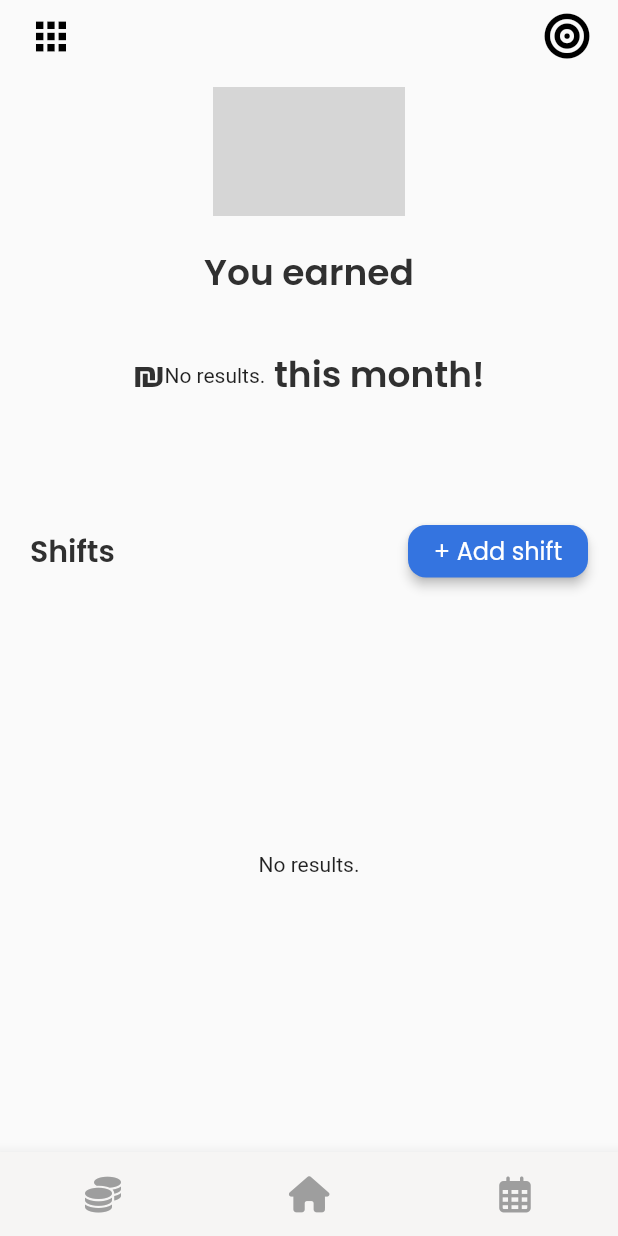
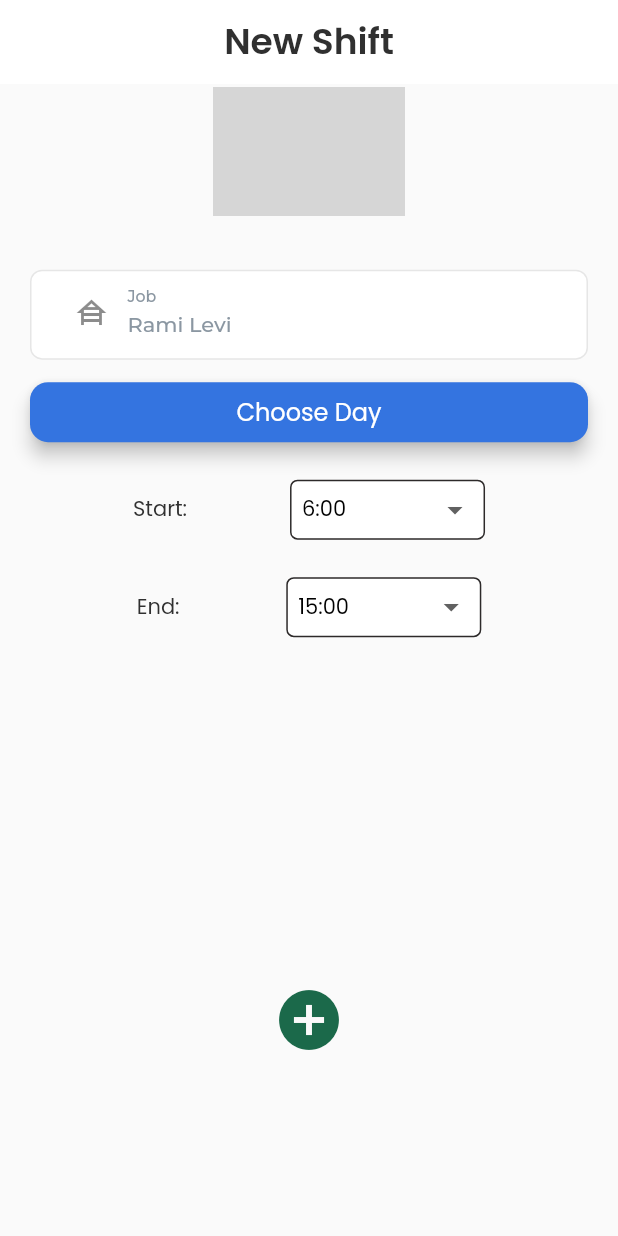
Before and after one commit to TimskiB/JobsApp, a Flutter app: the screen it shows after launch, item 2 of the bottom bar chosen, after a tap on "+ Add shift", on a phone screen of 412 x 824 dp. Run offline on Flutter 3.47's test engine with Material 2 defaults, Android fonts, the phone set to English and light mode, and no system bars; drawn by our look-alikes of auto_size_text; our stand-ins replace built_collection, built_value, cloud_firestore, firebase_core, flutter_datetime_picker, flutter_spinkit and 5 more; accounts and stored records are empty; generated files the repository leaves out were written again; network calls fail; grey boxes are pictures that could not be loaded.

Commit message:
Updating to latest FlutterFlow output.

```diff
--- /dev/null
+++ b/lib/flutter_flow/flutter_flow_drop_down_template.dart
@@ -0,0 +1,99 @@
+import 'package:flutter/material.dart';
+import 'package:flutter/scheduler.dart';
+
+class FlutterFlowDropDown extends StatefulWidget {
+  const FlutterFlowDropDown({
+    this.initialOption,
+    @required this.options,
+    @required this.onChanged,
+    this.icon,
+    this.width,
+    this.height,
+    this.fillColor,
+    this.textStyle,
+    this.elevation,
+    this.borderWidth,
+    this.borderRadius,
+    this.borderColor,
+    this.margin,
+    this.hidesUnderline = false,
+  });
+
+  final String initialOption;
+  final List<String> options;
+  final Function(String) onChanged;
+  final Widget icon;
+  final double width;
+  final double height;
+  final Color fillColor;
+  final TextStyle textStyle;
+  final double elevation;
+  final double borderWidth;
+  final double borderRadius;
+  final Color borderColor;
+  final EdgeInsetsGeometry margin;
+  final bool hidesUnderline;
+
+  @override
+  State<FlutterFlowDropDown> createState() => _FlutterFlowDropDownState();
+}
+
+class _FlutterFlowDropDownState extends State<FlutterFlowDropDown> {
+  String dropDownValue;
+  List<String> get effectiveOptions =>
+      widget.options.isEmpty ? ['[Option]'] : widget.options;
+
+  @override
+  void initState() {
+    super.initState();
+    SchedulerBinding.instance.addPostFrameCallback((timeStamp) {
+      dropDownValue = widget.initialOption ?? widget.options.first;
+      widget.onChanged(dropDownValue);
+    });
+  }
+
+  @override
+  Widget build(BuildContext context) {
+    final dropdownWidget = DropdownButton<String>(
+      value: effectiveOptions.contains(dropDownValue) ? dropDownValue : null,
+      items: effectiveOptions
+          .map((e) => DropdownMenuItem(
+                value: e,
+                child: Text(
+                  e,
+                  style: widget.textStyle,
+                ),
+              ))
+          .toList(),
+      elevation: widget.elevation.toInt(),
+      onChanged: (value) {
+        dropDownValue = value;
+        widget.onChanged(value);
+      },
+      icon: widget.icon,
+      isExpanded: true,
+      dropdownColor: widget.fillColor,
+    );
+    final childWidget = DecoratedBox(
+      decoration: BoxDecoration(
+        borderRadius: BorderRadius.circular(widget.borderRadius ?? 28),
+        border: Border.all(
+          color: widget.borderColor,
+          width: widget.borderWidth,
+        ),
+        color: widget.fillColor,
+      ),
+      child: Padding(
+        padding: widget.margin,
+        child: widget.hidesUnderline
+            ? DropdownButtonHideUnderline(child: dropdownWidget)
+            : dropdownWidget,
+      ),
+    );
+    if (widget.height != null || widget.width != null) {
+      return Container(
+          width: widget.width, height: widget.height, child: childWidget);
+    }
+    return childWidget;
+  }
+}
--- a/lib/home_page/home_page_widget.dart
+++ b/lib/home_page/home_page_widget.dart
@@ -2,10 +2,12 @@ import '../backend/backend.dart';
 import '../flutter_flow/flutter_flow_theme.dart';
 import '../flutter_flow/flutter_flow_util.dart';
 import '../flutter_flow/flutter_flow_widgets.dart';
+import '../new_shift/new_shift_widget.dart';
 import 'package:flutter/material.dart';
 import 'package:flutter_spinkit/flutter_spinkit.dart';
 import 'package:font_awesome_flutter/font_awesome_flutter.dart';
 import 'package:google_fonts/google_fonts.dart';
+import 'package:page_transition/page_transition.dart';
 
 class HomePageWidget extends StatefulWidget {
   HomePageWidget({Key key}) : super(key: key);
@@ -115,7 +117,7 @@ class _HomePageWidgetState extends State<HomePageWidget> {
                             child: SizedBox(
                               width: 50,
                               height: 50,
-                              child: SpinKitRipple(
+                              child: SpinKitWanderingCubes(
                                 color: FlutterFlowTheme.primaryColor,
                                 size: 50,
                               ),
@@ -174,8 +176,16 @@ class _HomePageWidgetState extends State<HomePageWidget> {
                     Padding(
                       padding: EdgeInsets.fromLTRB(0, 0, 10, 0),
                       child: FFButtonWidget(
-                        onPressed: () {
-                          print('Button pressed ...');
+                        onPressed: () async {
+                          await Navigator.push(
+                            context,
+                            PageTransition(
+                              type: PageTransitionType.fade,
+                              duration: Duration(milliseconds: 500),
+                              reverseDuration: Duration(milliseconds: 500),
+                              child: NewShiftWidget(),
+                            ),
+                          );
                         },
                         text: '+ Add shift',
                         options: FFButtonOptions(
@@ -211,7 +221,7 @@ class _HomePageWidgetState extends State<HomePageWidget> {
                         child: SizedBox(
                           width: 50,
                           height: 50,
-                          child: SpinKitRipple(
+                          child: SpinKitWanderingCubes(
                             color: FlutterFlowTheme.primaryColor,
                             size: 50,
                           ),
@@ -263,18 +273,19 @@ class _HomePageWidgetState extends State<HomePageWidget> {
                                         fontWeight: FontWeight.w600,
                                       ),
                                     ),
-                                    Padding(
-                                      padding: EdgeInsets.fromLTRB(0, 2, 0, 0),
-                                      child: Text(
-                                        listViewShiftsRecord.description
-                                            .toString(),
-                                        style:
-                                            FlutterFlowTheme.bodyText1.override(
-                                          fontFamily: 'Poppins',
-                                          color: Color(0xFF1B694A),
-                                          fontWeight: FontWeight.w300,
-                                        ),
-                                      ),
+                                    Row(
+                                      mainAxisSize: MainAxisSize.max,
+                                      children: [
+                                        Text(
+                                          '₪${listViewShiftsRecord.description.toString()}',
+                                          style: FlutterFlowTheme.bodyText1
+                                              .override(
+                                            fontFamily: 'Poppins',
+                                            color: Color(0xFF1B694A),
+                                            fontWeight: FontWeight.w300,
+                                          ),
+                                        )
+                                      ],
                                     ),
                                     Padding(
                                       padding: EdgeInsets.fromLTRB(0, 5, 0, 0),
--- a/lib/main.dart
+++ b/lib/main.dart
@@ -63,7 +63,7 @@ class _NavBarPageState extends State<NavBarPage> {
               color: Color(0xFF9E9E9E),
               size: 24,
             ),
-            label: 'Home',
+            label: 'Financial',
           ),
           BottomNavigationBarItem(
             icon: FaIcon(
@@ -79,13 +79,13 @@ class _NavBarPageState extends State<NavBarPage> {
               color: Color(0xFF9E9E9E),
               size: 24,
             ),
-            label: 'Home',
+            label: 'Schedule',
           )
         ],
         backgroundColor: Color(0xFFF6F5F4),
         currentIndex: tabs.keys.toList().indexOf(_currentPage),
-        selectedItemColor: Color(0xFF2D2A2A),
-        unselectedItemColor: Color(0x6B000000),
+        selectedItemColor: Color(0xFF0A0A0A),
+        unselectedItemColor: Color(0xFF2D2A2A),
         onTap: (i) => setState(() => _currentPage = tabs.keys.toList()[i]),
         showSelectedLabels: true,
         showUnselectedLabels: true,
--- /dev/null
+++ b/lib/new_shift/new_shift_widget.dart
@@ -0,0 +1,275 @@
+import '../flutter_flow/flutter_flow_drop_down_template.dart';
+import '../flutter_flow/flutter_flow_theme.dart';
+import '../flutter_flow/flutter_flow_util.dart';
+import '../flutter_flow/flutter_flow_widgets.dart';
+import 'package:flutter/material.dart';
+import 'package:flutter_datetime_picker/flutter_datetime_picker.dart';
+import 'package:flutter_spinkit/flutter_spinkit.dart';
+import 'package:google_fonts/google_fonts.dart';
+
+class NewShiftWidget extends StatefulWidget {
+  NewShiftWidget({Key key}) : super(key: key);
+
+  @override
+  _NewShiftWidgetState createState() => _NewShiftWidgetState();
+}
+
+class _NewShiftWidgetState extends State<NewShiftWidget> {
+  DateTime datePicked = DateTime.now();
+  TextEditingController textController;
+  String dropDownValue1;
+  String dropDownValue2;
+  final scaffoldKey = GlobalKey<ScaffoldState>();
+
+  @override
+  void initState() {
+    super.initState();
+    textController = TextEditingController(text: 'Rami Levi');
+  }
+
+  @override
+  Widget build(BuildContext context) {
+    return Scaffold(
+      key: scaffoldKey,
+      appBar: AppBar(
+        backgroundColor: FlutterFlowTheme.tertiaryColor,
+        automaticallyImplyLeading: true,
+        title: Text(
+          'New Shift',
+          style: FlutterFlowTheme.title1.override(
+            fontFamily: 'Poppins',
+          ),
+        ),
+        actions: [],
+        centerTitle: true,
+        elevation: 0,
+      ),
+      body: SafeArea(
+        child: Column(
+          mainAxisSize: MainAxisSize.max,
+          mainAxisAlignment: MainAxisAlignment.spaceAround,
+          children: [
+            Padding(
+              padding: EdgeInsets.fromLTRB(20, 0, 20, 0),
+              child: Column(
+                mainAxisSize: MainAxisSize.min,
+                mainAxisAlignment: MainAxisAlignment.spaceEvenly,
+                crossAxisAlignment: CrossAxisAlignment.stretch,
+                children: [
+                  Padding(
+                    padding: EdgeInsets.fromLTRB(0, 12, 0, 0),
+                    child: Row(
+                      mainAxisSize: MainAxisSize.max,
+                      children: [
+                        Expanded(
+                          child: Container(
+                            width: 330,
+                            height: 60,
+                            decoration: BoxDecoration(
+                              color: Colors.white,
+                              borderRadius: BorderRadius.circular(8),
+                              border: Border.all(
+                                color: Color(0xFFE6E6E6),
+                              ),
+                            ),
+                            child: Padding(
+                              padding: EdgeInsets.fromLTRB(16, 0, 0, 0),
+                              child: TextFormField(
+                                controller: textController,
+                                obscureText: false,
+                                decoration: InputDecoration(
+                                  labelText: 'Job',
+                                  labelStyle:
+                                      FlutterFlowTheme.bodyText2.override(
+                                    fontFamily: 'Montserrat',
+                                    color: Color(0xFF8B97A2),
+                                    fontWeight: FontWeight.w500,
+                                  ),
+                                  enabledBorder: UnderlineInputBorder(
+                                    borderSide: BorderSide(
+                                      color: Color(0x00000000),
+                                      width: 1,
+                                    ),
+                                    borderRadius: const BorderRadius.only(
+                                      topLeft: Radius.circular(4.0),
+                                      topRight: Radius.circular(4.0),
+                                    ),
+                                  ),
+                                  focusedBorder: UnderlineInputBorder(
+                                    borderSide: BorderSide(
+                                      color: Color(0x00000000),
+                                      width: 1,
+                                    ),
+                                    borderRadius: const BorderRadius.only(
+                                      topLeft: Radius.circular(4.0),
+                                      topRight: Radius.circular(4.0),
+                                    ),
+                                  ),
+                                  prefixIcon: Icon(
+                                    Icons.house_siding,
+                                  ),
+                                ),
+                                style: FlutterFlowTheme.bodyText2.override(
+                                  fontFamily: 'Montserrat',
+                                  color: Color(0xFF8B97A2),
+                                  fontWeight: FontWeight.w500,
+                                ),
+                              ),
+                            ),
+                          ),
+                        )
+                      ],
+                    ),
+                  ),
+                  Padding(
+                    padding: EdgeInsets.fromLTRB(0, 15, 0, 0),
+                    child: FFButtonWidget(
+                      onPressed: () async {
+                        await DatePicker.showDatePicker(context,
+                            showTitleActions: true, onConfirm: (date) {
+                          setState(() => datePicked = date);
+                        }, currentTime: DateTime.now());
+                      },
+                      text: 'Choose Day',
+                      options: FFButtonOptions(
+                        width: 130,
+                        height: 40,
+                        color: FlutterFlowTheme.primaryColor,
+                        textStyle: FlutterFlowTheme.subtitle2.override(
+                          fontFamily: 'Poppins',
+                          color: Colors.white,
+                        ),
+                        elevation: 5,
+                        borderSide: BorderSide(
+                          color: Colors.transparent,
+                          width: 1,
+                        ),
+                        borderRadius: 12,
+                      ),
+                    ),
+                  ),
+                  Padding(
+                    padding: EdgeInsets.fromLTRB(0, 25, 0, 0),
+                    child: Row(
+                      mainAxisSize: MainAxisSize.max,
+                      mainAxisAlignment: MainAxisAlignment.spaceEvenly,
+                      children: [
+                        Text(
+                          'Start:',
+                          style: FlutterFlowTheme.bodyText1.override(
+                            fontFamily: 'Poppins',
+                          ),
+                        ),
+                        FlutterFlowDropDown(
+                          initialOption: '6:00',
+                          options: [
+                            '5:00',
+                            '6:00',
+                            '7:00',
+                            '8:00',
+                            '9:00',
+                            '10:00',
+                            '11:00',
+                            '12:00',
+                            '13:00',
+                            '14:00',
+                            '15:00',
+                            '16:00',
+                            '17:00',
+                            '18:00',
+                            '19:00',
+                            '20:00',
+                            '21:00',
+                            '22:00'
+                          ],
+                          onChanged: (value) {
+                            setState(() => dropDownValue1 = value);
+                          },
+                          width: 130,
+                          height: 40,
+                          textStyle: FlutterFlowTheme.bodyText1.override(
+                            fontFamily: 'Poppins',
+                            color: Colors.black,
+                          ),
+                          fillColor: Colors.white,
+                          elevation: 5,
+                          borderColor: Color(0xFF2D2A2A),
+                          borderWidth: 1,
+                          borderRadius: 5,
+                          margin: EdgeInsets.fromLTRB(8, 4, 8, 4),
+                          hidesUnderline: true,
+                        )
+                      ],
+                    ),
+                  ),
+                  Padding(
+                    padding: EdgeInsets.fromLTRB(0, 25, 0, 0),
+                    child: Row(
+                      mainAxisSize: MainAxisSize.max,
+                      mainAxisAlignment: MainAxisAlignment.spaceEvenly,
+                      children: [
+                        Text(
+                          'End:',
+                          style: FlutterFlowTheme.bodyText1.override(
+                            fontFamily: 'Poppins',
+                          ),
+                        ),
+                        FlutterFlowDropDown(
+                          initialOption: '15:00',
+                          options: [
+                            '13:00',
+                            '14:00',
+                            '15:00',
+                            '16:00',
+                            '17:00',
+                            '18:00',
+                            '19:00',
+                            '20:00',
+                            '22:00',
+                            '23:00',
+                            '00:00',
+                            '1:00'
+                          ],
+                          onChanged: (value) {
+                            setState(() => dropDownValue2 = value);
+                          },
+                          width: 130,
+                          height: 40,
+                          textStyle: FlutterFlowTheme.bodyText1.override(
+                            fontFamily: 'Poppins',
+                            color: Colors.black,
+                          ),
+                          fillColor: Colors.white,
+                          elevation: 5,
+                          borderColor: Color(0xFF2D2A2A),
+                          borderWidth: 1,
+                          borderRadius: 5,
+                          margin: EdgeInsets.fromLTRB(8, 4, 8, 4),
+                          hidesUnderline: true,
+                        )
+                      ],
+                    ),
+                  )
+                ],
+              ),
+            ),
+            Align(
+              alignment: Alignment(0, 0.05),
+              child: IconButton(
+                onPressed: () {
+                  print('IconButton pressed ...');
+                },
+                icon: Icon(
+                  Icons.add_circle,
+                  color: Color(0xFF1B694A),
+                  size: 48,
+                ),
+                iconSize: 48,
+              ),
+            )
+          ],
+        ),
+      ),
+    );
+  }
+}
--- a/pubspec.yaml
+++ b/pubspec.yaml
@@ -28,6 +28,7 @@ dependencies:
   built_value: ^8.0.6
   cached_network_image: 2.5.1
   cloud_firestore: ^0.16.0
+  flutter_datetime_picker: 1.5.0
   flutter_spinkit: ^4.1.2+1
   font_awesome_flutter:
   geolocator:
```
